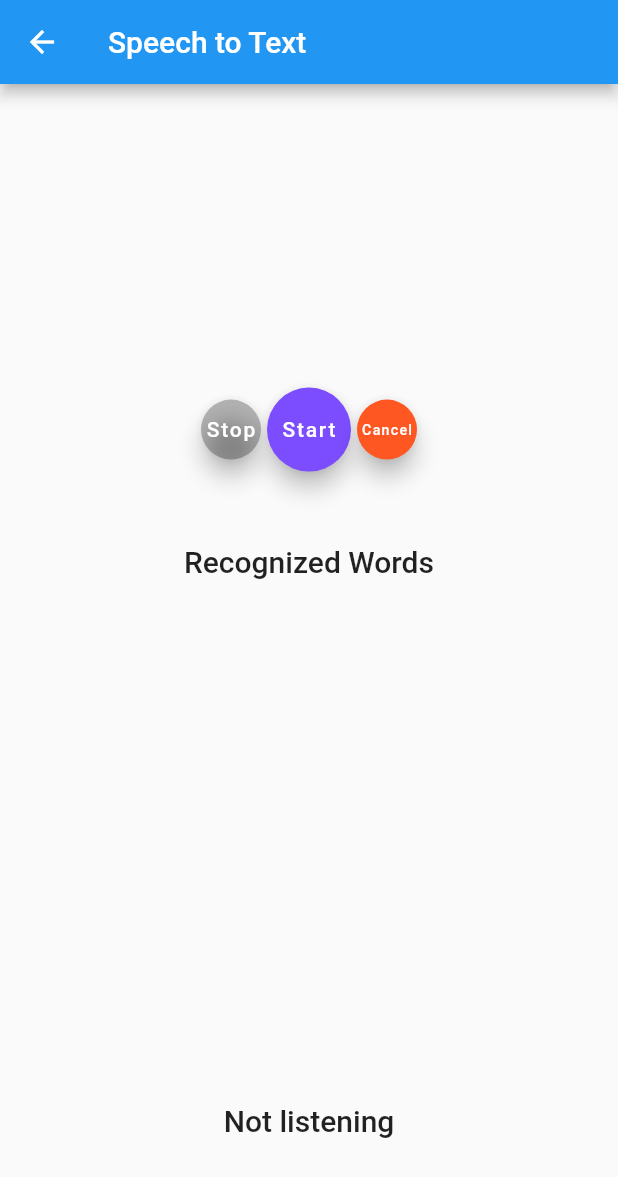
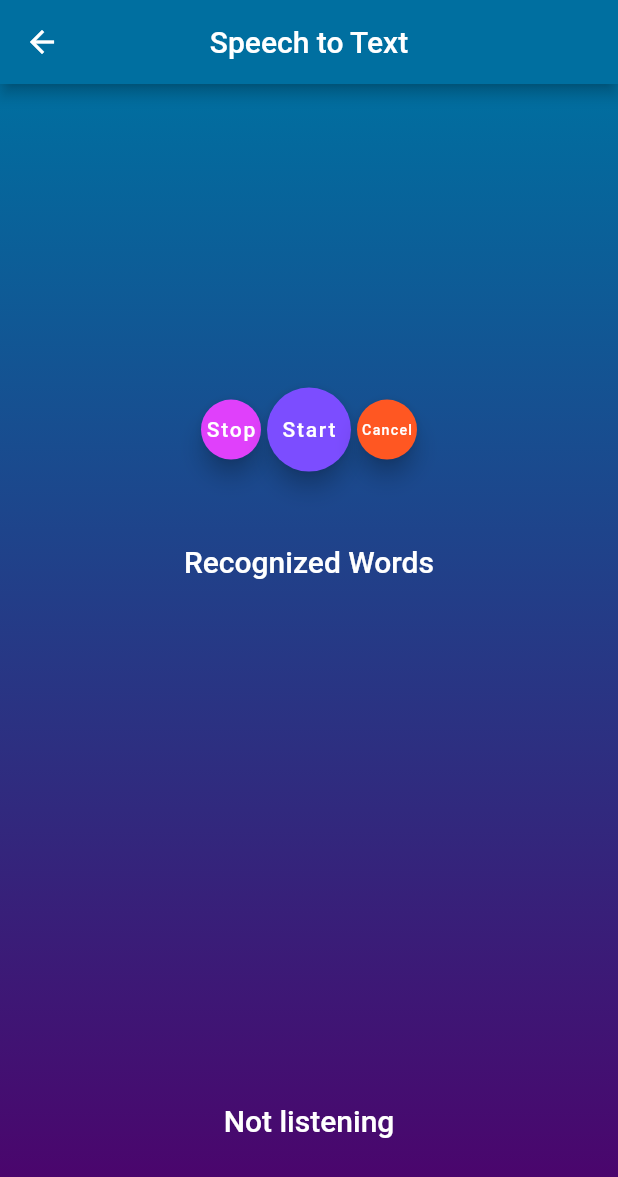
Before and after one commit to mointhedev/Machine-Learning-Flutter-App, a Flutter app: the SpeechToTextScreen screen opened directly, on a phone screen of 412 x 824 dp. Shown: the top 1177 px of the screen. Run offline on Flutter 3.47's test engine with Material 2 defaults, Android fonts, the light colour scheme and no system bars; our stand-ins replace image_picker, speech_to_text; missing offline and left inert: barcode_scan, firebase_ml_vision, tflite; accounts and stored records are empty.

Commit message:
Speech to Text UI done

```diff
--- a/lib/speech_to_text.dart
+++ b/lib/speech_to_text.dart
@@ -37,8 +37,16 @@ class _SpeechToTextScreenState extends State<SpeechToTextScreen> {
     return Scaffold(
       appBar: AppBar(
         title: const Text('Speech to Text'),
+        centerTitle: true,
+        backgroundColor: Color(0xff006FA0),
       ),
-      body: _hasSpeech
+      body: Container(
+        decoration: BoxDecoration(
+            gradient: LinearGradient(
+                begin: Alignment.topCenter,
+                end: Alignment.bottomCenter,
+                colors: [Color(0xff006FA0), Color(0xff4E006A)])),
+        child: _hasSpeech
             ? Column(children: [
                 Expanded(
                   child: Center(
@@ -50,7 +58,7 @@ class _SpeechToTextScreenState extends State<SpeechToTextScreen> {
                     mainAxisAlignment: MainAxisAlignment.center,
                     children: <Widget>[
                       FloatingActionButton(
-                      backgroundColor: Colors.black26,
+                        backgroundColor: Colors.purpleAccent,
                         mini: true,
                         child: Text('Stop'),
                         onPressed: stopListening,
@@ -77,7 +85,10 @@ class _SpeechToTextScreenState extends State<SpeechToTextScreen> {
                       Center(
                         child: Text(
                           'Recognized Words',
-                        style: Theme.of(context).textTheme.title,
+                          style: Theme.of(context)
+                              .textTheme
+                              .title
+                              .copyWith(color: Colors.white),
                         ),
                       ),
                       Center(
@@ -85,7 +96,7 @@ class _SpeechToTextScreenState extends State<SpeechToTextScreen> {
                           padding: const EdgeInsets.all(8.0),
                           child: Text(
                             lastWords,
-                          style: TextStyle(color: Colors.blueAccent),
+                            style: TextStyle(color: Colors.yellowAccent),
                           ),
                         ),
                       ),
@@ -99,7 +110,10 @@ class _SpeechToTextScreenState extends State<SpeechToTextScreen> {
                         child: Text(''),
                       ),
                       Center(
-                      child: Text(lastError),
+                        child: Text(
+                          lastError,
+                          style: TextStyle(color: Colors.white),
+                        ),
                       ),
                     ],
                   ),
@@ -109,19 +123,28 @@ class _SpeechToTextScreenState extends State<SpeechToTextScreen> {
                     child: speech.isListening
                         ? Text(
                             "I'm listening...",
-                          style: Theme.of(context).textTheme.title,
+                            style: Theme.of(context)
+                                .textTheme
+                                .title
+                                .copyWith(color: Colors.white),
                           )
                         : Text(
                             'Not listening',
-                          style: Theme.of(context).textTheme.title,
+                            style: Theme.of(context)
+                                .textTheme
+                                .title
+                                .copyWith(color: Colors.white),
                           ),
                   ),
                 ),
               ])
             : Center(
                 child: Text('Speech recognition unavailable',
-                  style:
-                      TextStyle(fontSize: 20.0, fontWeight: FontWeight.bold))),
+                    style: TextStyle(
+                        fontSize: 20.0,
+                        fontWeight: FontWeight.bold,
+                        color: Colors.white))),
+      ),
     );
   }
 
```
Lines whose indentation alone changed are shown as unchanged.
